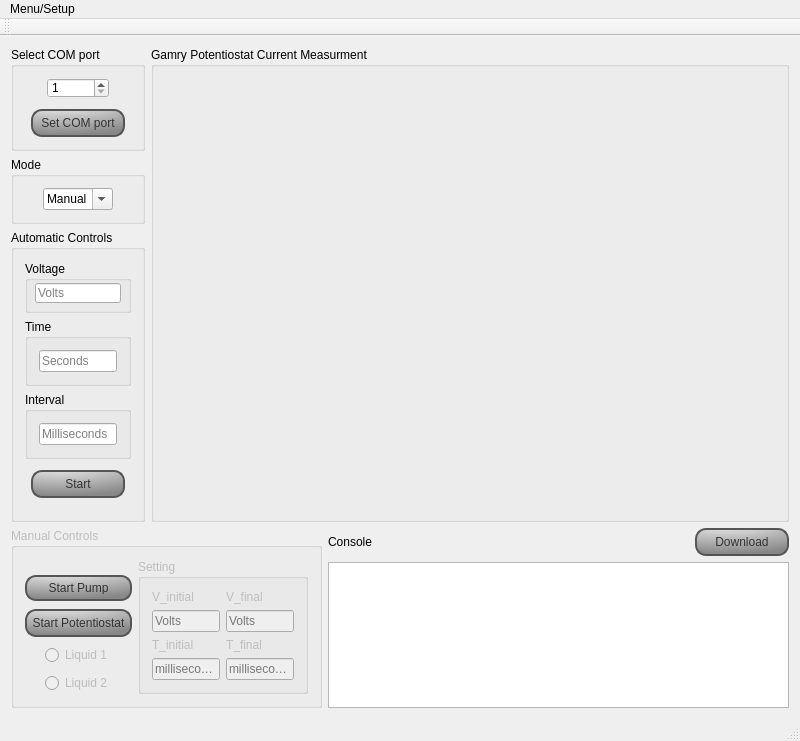
Above: user-interface/ExperimentControl/mainwindow.ui from atraastrum/project-a-elec-e8002 before the change. Below: the same form after it.
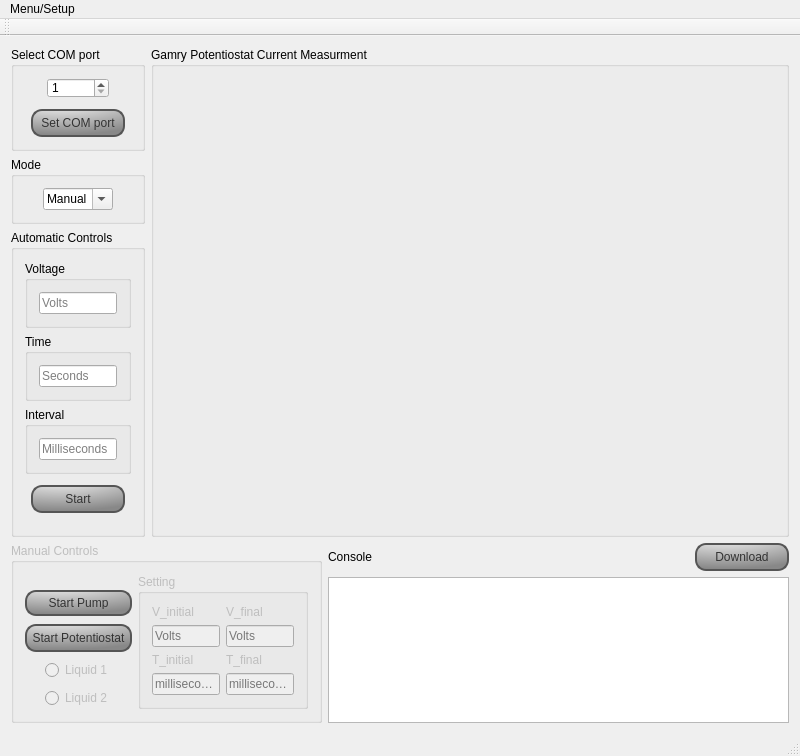
That is the form after the change. Custom widgets are drawn as their Qt base class.

Commit message: small layout adjustment

The edit to the form file:
```diff
--- a/user-interface/ExperimentControl/mainwindow.ui
+++ b/user-interface/ExperimentControl/mainwindow.ui
@@ -339,34 +339,18 @@
          </item>
          <item row="0" column="1" colspan="3">
           <widget class="QGroupBox" name="groupBox_5">
-           <property name="minimumSize">
-            <size>
-             <width>106</width>
-             <height>52</height>
-            </size>
-           </property>
-           <property name="maximumSize">
-            <size>
-             <width>106</width>
-             <height>52</height>
-            </size>
-           </property>
            <property name="title">
             <string>Voltage</string>
            </property>
+           <layout class="QGridLayout" name="gridLayout_10">
+            <item row="0" column="0">
            <widget class="QLineEdit" name="lineEdit">
-            <property name="geometry">
-             <rect>
-              <x>10</x>
-              <y>22</y>
-              <width>86</width>
-              <height>20</height>
-             </rect>
-            </property>
             <property name="placeholderText">
              <string>Volts</string>
             </property>
            </widget>
+            </item>
+           </layout>
           </widget>
          </item>
         </layout>
```
Lines whose indentation alone changed are shown as unchanged.
